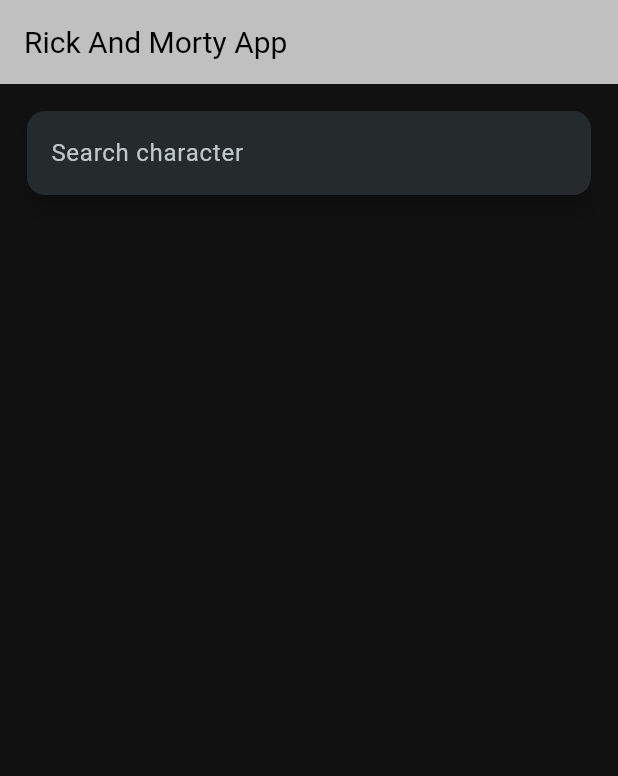
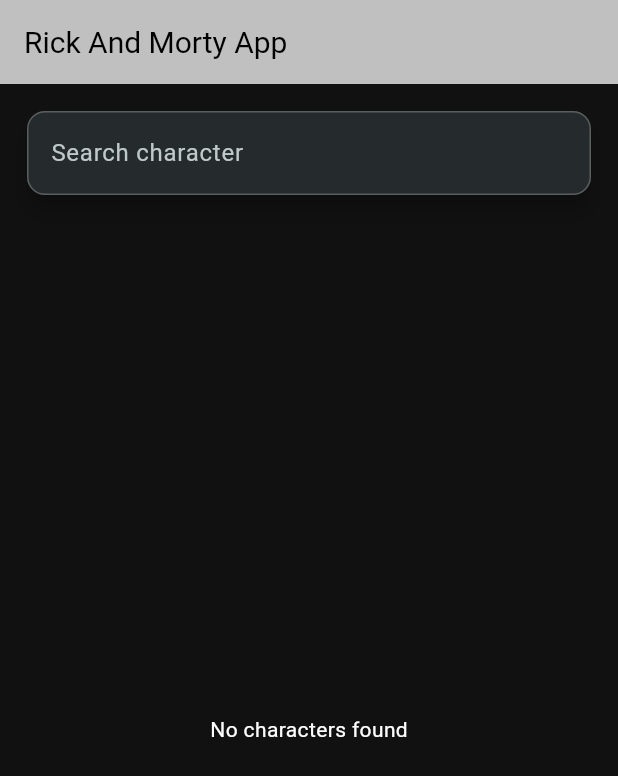
Before and after one commit to enesakbal/fltter_inherited_widgets, a Flutter app: the screen it shows after launch, on a phone screen of 412 x 824 dp. Shown: the top 776 px of the screen. Run offline on Flutter 3.47's test engine with Material 3 defaults, Android fonts, the phone set to English and light mode, and no system bars; our stand-ins replace dio, flex_color_scheme; missing offline and left inert: background_color_example, counter_example, form_example; network calls fail.

Commit message:
ref: home view seperated widgets

```diff
--- a/examples/hard_level_examples/rick_and_morty_app/lib/src/views/home_view.dart
+++ b/examples/hard_level_examples/rick_and_morty_app/lib/src/views/home_view.dart
@@ -1,7 +1,12 @@
 import 'dart:async';
+import 'dart:developer';
 
 import 'package:flutter/material.dart';
 import 'package:rick_and_morty_app/src/states/character_state.dart';
+import 'package:rick_and_morty_app/src/widgets/home_app_bar.dart';
+import 'package:rick_and_morty_app/src/widgets/home_search_bar.dart';
+
+part '../widgets/character_listings_widget.dart';
 
 class HomeView extends StatefulWidget {
   const HomeView({super.key});
@@ -24,18 +29,12 @@ class _HomeViewState extends State<HomeView> {
   @override
   Widget build(BuildContext context) {
     return Scaffold(
-      appBar: AppBar(title: const Text('Rick And Morty App')),
+      appBar: const HomeAppBar(),
       body: Column(
         children: [
           Padding(
             padding: const EdgeInsets.all(18),
-            child: SearchBar(
-              hintText: 'Search character',
-              shape: MaterialStatePropertyAll(
-                RoundedRectangleBorder(
-                  borderRadius: BorderRadius.circular(12),
-                ),
-              ),
+            child: HomeSearchBar(
               onChanged: (text) {
                 if (_debounce.isActive) _debounce.cancel();
 
@@ -45,26 +44,7 @@ class _HomeViewState extends State<HomeView> {
               },
             ),
           ),
-          Expanded(
-            child: ListView.separated(
-              padding: const EdgeInsets.all(8),
-              itemCount: CharacterState.of(context).characters.length,
-              separatorBuilder: (context, index) => const SizedBox(height: 8),
-              itemBuilder: (context, index) {
-                final character = CharacterState.of(context).characters[index];
-                return ListTile(
-                  onTap: () {},
-                  shape: RoundedRectangleBorder(borderRadius: BorderRadius.circular(12)),
-                  title: Text(character.name ?? ''),
-                  subtitle: Text(character.status ?? ''),
-                  leading: ClipRRect(
-                    borderRadius: BorderRadius.circular(12),
-                    child: Image.network(character.image ?? ''),
-                  ),
-                );
-              },
-            ),
-          ),
+          const Expanded(child: _CharacterListingsWidget()),
         ],
       ),
     );
--- /dev/null
+++ b/examples/hard_level_examples/rick_and_morty_app/lib/src/widgets/character_listings_widget.dart
@@ -0,0 +1,36 @@
+part of '../views/home_view.dart';
+
+class _CharacterListingsWidget extends StatelessWidget {
+  const _CharacterListingsWidget();
+
+  @override
+  Widget build(BuildContext context) {
+    final state = CharacterState.of(context);
+
+    log('character listings build');
+
+    if (state.characters.isEmpty) {
+      return const Center(child: Text('No characters found'));
+    }
+
+    return ListView.separated(
+      controller: state.scrollController,
+      padding: const EdgeInsets.all(8),
+      itemCount: state.characters.length,
+      separatorBuilder: (context, index) => const SizedBox(height: 8),
+      itemBuilder: (context, index) {
+        final character = state.characters[index];
+        return ListTile(
+          onTap: () {},
+          shape: RoundedRectangleBorder(borderRadius: BorderRadius.circular(12)),
+          title: Text(character.name ?? ''),
+          subtitle: Text(character.status ?? ''),
+          leading: ClipRRect(
+            borderRadius: BorderRadius.circular(12),
+            child: Image.network(character.image ?? ''),
+          ),
+        );
+      },
+    );
+  }
+}
--- /dev/null
+++ b/examples/hard_level_examples/rick_and_morty_app/lib/src/widgets/home_app_bar.dart
@@ -0,0 +1,17 @@
+import 'dart:developer';
+
+import 'package:flutter/material.dart';
+
+class HomeAppBar extends StatelessWidget implements PreferredSizeWidget {
+  const HomeAppBar({super.key});
+
+  @override
+  Widget build(BuildContext context) {
+    log('home app bar build');
+
+    return AppBar(title: const Text('Rick And Morty App'));
+  }
+
+  @override
+  Size get preferredSize => const Size.fromHeight(kToolbarHeight);
+}
--- /dev/null
+++ b/examples/hard_level_examples/rick_and_morty_app/lib/src/widgets/home_search_bar.dart
@@ -0,0 +1,24 @@
+import 'dart:developer';
+
+import 'package:flutter/material.dart';
+
+class HomeSearchBar extends StatelessWidget {
+  const HomeSearchBar({super.key, required this.onChanged});
+
+  final ValueSetter<String>? onChanged;
+
+  @override
+  Widget build(BuildContext context) {
+    log('home search bar build');
+    return SearchBar(
+      hintText: 'Search character',
+      shape: MaterialStatePropertyAll(
+        RoundedRectangleBorder(
+          borderRadius: BorderRadius.circular(12),
+          side: const BorderSide(color: Colors.white24),
+        ),
+      ),
+      onChanged: onChanged,
+    );
+  }
+}
```
